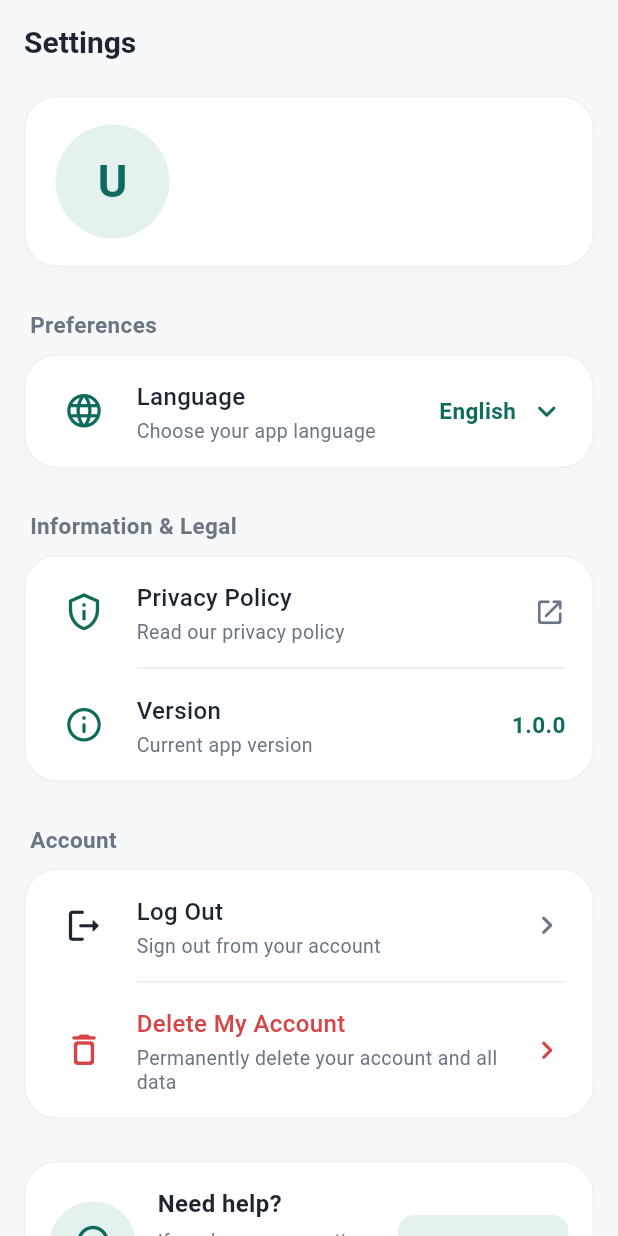
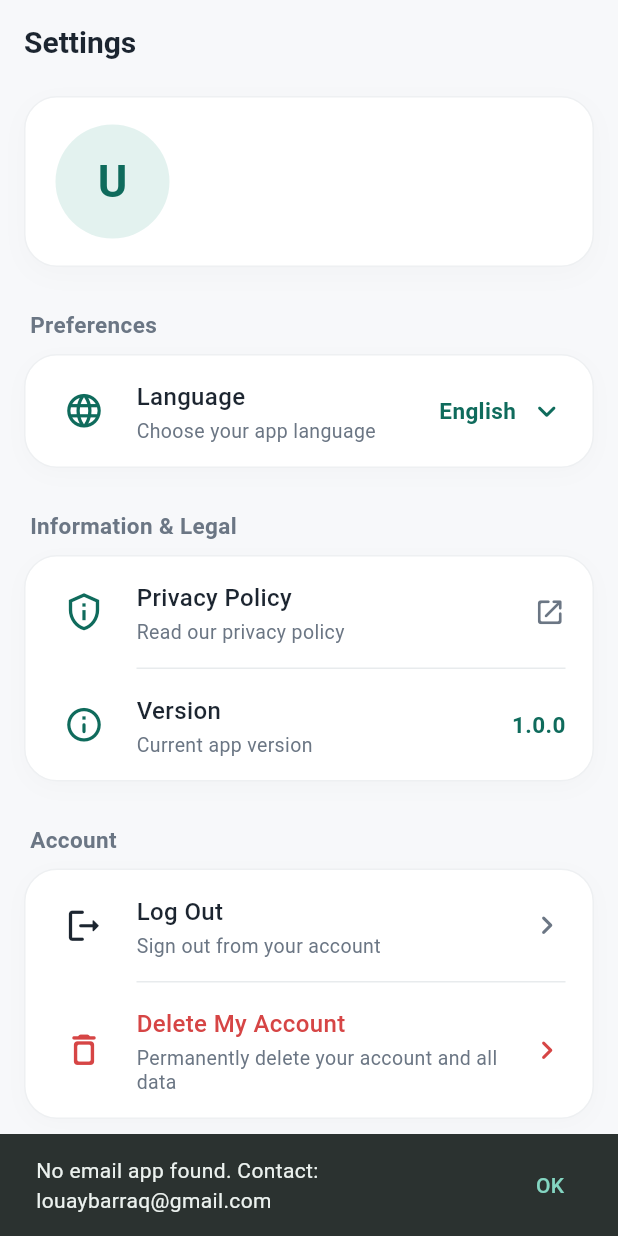
Before and after one commit to Louay-Barraq/PayCheck, a Flutter app: the SettingsScreen screen opened directly, after a tap on "Contact Support", on a phone screen of 412 x 824 dp. Run offline on Flutter 3.47's test engine with Material 3 defaults, Android fonts, the phone set to English and light mode, and no system bars; our stand-ins replace cloud_firestore, connectivity_plus, firebase_auth, firebase_core, flutter_local_notifications, flutter_riverpod and 3 more; accounts and stored records are empty.

Commit message:
fix(android): add url_launcher query intents and fix contact support silently failing
- Added <queries> entries in AndroidManifest.xml for https://, http://, and mailto: schemes
  so url_launcher's canLaunchUrl() works on Android 11+ (API 30+)
- Fixed _contactSupport() to use LaunchMode.externalApplication and show a user-facing
  snackbar with the email address if no mail app is installed
- Added subject line to the mailto: URI for a better UX

```diff
--- a/lib/screens/settings_screen.dart
+++ b/lib/screens/settings_screen.dart
@@ -56,10 +56,22 @@ class _SettingsScreenState extends ConsumerState<SettingsScreen> {
     final uri = Uri(
       scheme: 'mailto',
       path: 'louaybarraq@gmail.com',
+      queryParameters: {'subject': 'PayCheck Support'},
     );
 
     if (await canLaunchUrl(uri)) {
-      await launchUrl(uri);
+      await launchUrl(uri, mode: LaunchMode.externalApplication);
+    } else {
+      if (!mounted) return;
+      ScaffoldMessenger.of(context).showSnackBar(
+        SnackBar(
+          content: const Text('No email app found. Contact: louaybarraq@gmail.com'),
+          action: SnackBarAction(
+            label: 'OK',
+            onPressed: () {},
+          ),
+        ),
+      );
     }
   }
 
```
Also changed, not shown: 1 other file.
